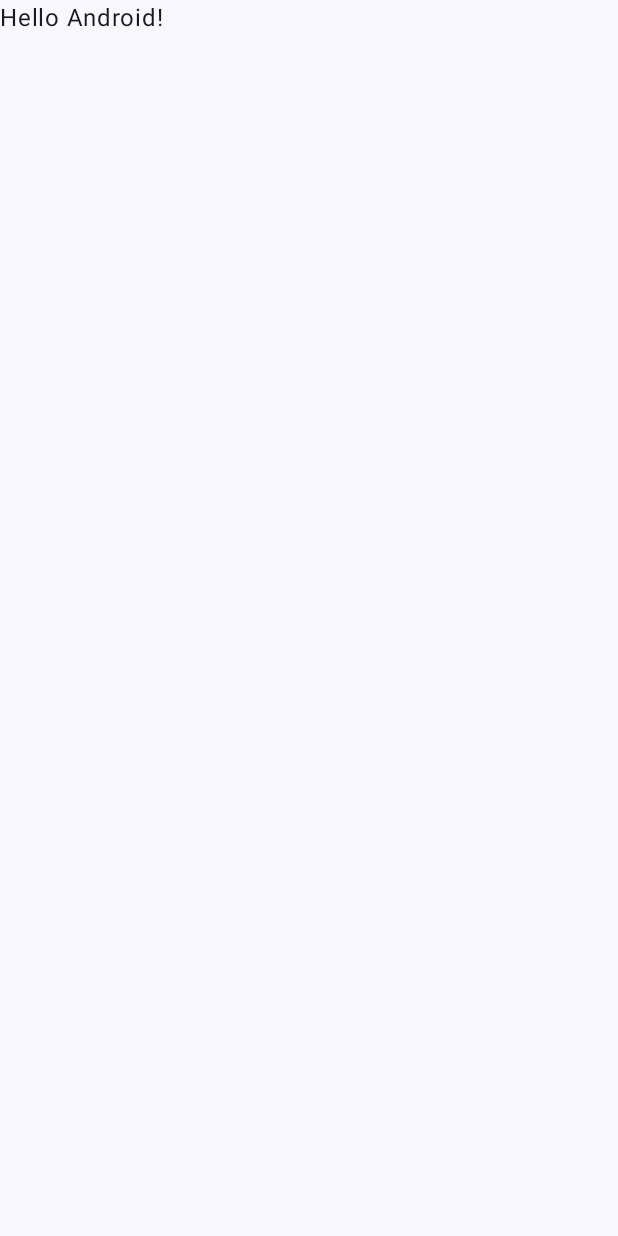
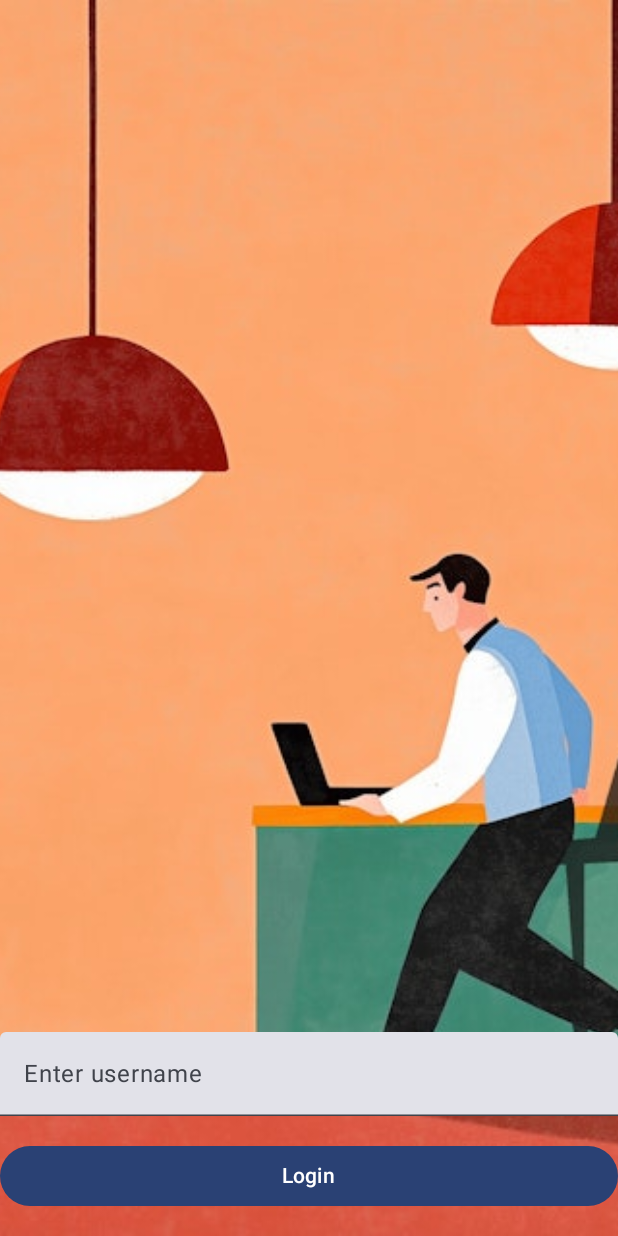
Before and after one commit to heisenbrxg/MINE-MINDS, an Android app built with Jetpack Compose: the screen it shows after launch (MainActivity), on a phone screen of 412 x 824 dp. Before the commit the screen is almost empty. Run offline under Robolectric (Android 15) with nearby library versions, the phone set to English and light mode, and no system bars.

Commit message:
feat: Loginscreen implemented

```diff
--- a/app/build.gradle.kts
+++ b/app/build.gradle.kts
@@ -59,6 +59,9 @@ dependencies {
     implementation(libs.androidx.ui.graphics)
     implementation(libs.androidx.ui.tooling.preview)
     implementation(libs.androidx.material3)
+    implementation(libs.androidx.navigation.compose)
+    implementation (libs.okhttp)
+    implementation(libs.coil.compose)
     testImplementation(libs.junit)
     androidTestImplementation(libs.androidx.junit)
     androidTestImplementation(libs.androidx.espresso.core)
--- a/app/src/main/AndroidManifest.xml
+++ b/app/src/main/AndroidManifest.xml
@@ -1,6 +1,8 @@
 <?xml version="1.0" encoding="utf-8"?>
 <manifest xmlns:android="http://schemas.android.com/apk/res/android"
     xmlns:tools="http://schemas.android.com/tools">
+
+    <uses-permission android:name="android.permission.INTERNET" />
 
     <application
         android:allowBackup="true"
--- a/app/src/main/java/com/tl/mineminds/MainActivity.kt
+++ b/app/src/main/java/com/tl/mineminds/MainActivity.kt
@@ -1,51 +1,55 @@
 package com.tl.mineminds
 
+import android.content.SharedPreferences
 import android.os.Bundle
 import androidx.activity.ComponentActivity
 import androidx.activity.compose.setContent
 import androidx.activity.enableEdgeToEdge
-import androidx.compose.foundation.layout.fillMaxSize
-import androidx.compose.foundation.layout.padding
-import androidx.compose.material3.Scaffold
-import androidx.compose.material3.Text
-import androidx.compose.runtime.Composable
+import androidx.activity.viewModels
+import androidx.compose.animation.slideInHorizontally
+import androidx.compose.animation.slideOutHorizontally
+import androidx.compose.foundation.layout.safeContentPadding
+import androidx.compose.material3.Surface
 import androidx.compose.ui.Modifier
-import androidx.compose.ui.tooling.preview.Preview
+import androidx.navigation.compose.NavHost
+import androidx.navigation.compose.composable
+import androidx.navigation.compose.rememberNavController
+import com.tl.mineminds.ui.screen.LoginScreen
 import com.tl.mineminds.ui.theme.MineMindsTheme
 
+
 class MainActivity : ComponentActivity() {
+
+    private val viewModel: MainViewModel by viewModels()
+
     override fun onCreate(savedInstanceState: Bundle?) {
         super.onCreate(savedInstanceState)
+        viewModel.initSharedPref(getSharedPref())
         enableEdgeToEdge()
         setContent {
             MineMindsTheme {
+                Surface() {
 
+                    val navController = rememberNavController()
+                    NavHost(navController = navController, startDestination = "loginscreen") {
+                        composable("loginscreen",
+                            exitTransition = { slideOutHorizontally(targetOffsetX = {-it}) }
+                        ) {
+                            LoginScreen(viewModel::onUsernameEntered)
+                        }
+                        composable("playlistsscreen",
+                            enterTransition = { slideInHorizontally(initialOffsetX = {it}) })
+                        {
 
-
-
-                Scaffold(modifier = Modifier.fillMaxSize()) { innerPadding ->
-                    Greeting(
-                        name = "Android",
-                        modifier = Modifier.padding(innerPadding)
-                    )
+                        }
+                    }
                 }
             }
         }
     }
-}
 
-@Composable
-fun Greeting(name: String, modifier: Modifier = Modifier) {
-    Text(
-        text = "Hello $name!",
-        modifier = modifier
-    )
-}
-
-@Preview(showBackground = true)
-@Composable
-fun GreetingPreview() {
-    MineMindsTheme {
-        Greeting("Android")
+    private fun getSharedPref(): SharedPreferences {
+        val sharedPref = getSharedPreferences("MineMinds", MODE_PRIVATE)
+        return sharedPref
     }
 }
--- /dev/null
+++ b/app/src/main/java/com/tl/mineminds/MainViewModel.kt
@@ -0,0 +1,27 @@
+package com.tl.mineminds
+
+import android.content.SharedPreferences
+import androidx.lifecycle.MutableLiveData
+import androidx.lifecycle.ViewModel
+import com.tl.mineminds.ui.screen.ScreenNames
+
+class MainViewModel:ViewModel() {
+
+    private var sharedPreferences: SharedPreferences? = null
+
+
+    private var currentRoute: MutableLiveData<String> = MutableLiveData(ScreenNames.LOGIN.name)
+    var username: MutableLiveData<String> = MutableLiveData("")
+        private set
+    var userToken: MutableLiveData<String> = MutableLiveData("")
+        private set
+
+    fun initSharedPref(sharedPreferences: SharedPreferences) {
+        this.sharedPreferences = sharedPreferences
+    }
+
+    fun onUsernameEntered(username: String) {
+
+    }
+
+}
--- /dev/null
+++ b/app/src/main/java/com/tl/mineminds/ui/screen/LoginScreen.kt
@@ -0,0 +1,48 @@
+package com.tl.mineminds.ui.screen
+
+import androidx.compose.foundation.Image
+import androidx.compose.foundation.layout.Box
+import androidx.compose.foundation.layout.Column
+import androidx.compose.foundation.layout.Spacer
+import androidx.compose.foundation.layout.fillMaxSize
+import androidx.compose.foundation.layout.fillMaxWidth
+import androidx.compose.foundation.layout.height
+import androidx.compose.foundation.layout.safeContentPadding
+import androidx.compose.material3.Button
+import androidx.compose.material3.Text
+import androidx.compose.material3.TextField
+import androidx.compose.runtime.Composable
+import androidx.compose.runtime.getValue
+import androidx.compose.runtime.mutableStateOf
+import androidx.compose.runtime.saveable.rememberSaveable
+import androidx.compose.runtime.setValue
+import androidx.compose.ui.Alignment
+import androidx.compose.ui.Modifier
+import androidx.compose.ui.layout.ContentScale
+import androidx.compose.ui.unit.dp
+import coil.annotation.ExperimentalCoilApi
+import coil.compose.rememberImagePainter
+import com.tl.mineminds.R
+
+@OptIn(ExperimentalCoilApi::class)
+@Composable
+fun LoginScreen(onUsernameEntered:(String) -> Unit) {
+    var userName by rememberSaveable { mutableStateOf("") }
+    Box {
+        Image(painter = rememberImagePainter(R.drawable.login_illustration), contentDescription = "", contentScale = ContentScale.Crop, modifier = Modifier.fillMaxSize())
+        Box(modifier = Modifier
+            .safeContentPadding()
+            .fillMaxSize(), contentAlignment = Alignment.BottomCenter) {
+            Column {
+                TextField(modifier = Modifier.fillMaxWidth(), value = userName, onValueChange = {userName = it}, label = {Text("Enter username")} )
+                Spacer(modifier = Modifier.height(16.dp))
+                Button(modifier = Modifier.fillMaxWidth(), onClick = {
+                    //do validations here
+                }) {
+                    Text(text = "Login")
+                }
+                Spacer(modifier = Modifier.height(16.dp))
+            }
+        }
+    }
+}
--- /dev/null
+++ b/app/src/main/java/com/tl/mineminds/ui/screen/ScreenNames.kt
@@ -0,0 +1,5 @@
+package com.tl.mineminds.ui.screen
+
+enum class ScreenNames {
+    LOGIN
+}
--- a/gradle/libs.versions.toml
+++ b/gradle/libs.versions.toml
@@ -1,5 +1,6 @@
 [versions]
 agp = "8.5.0"
+coilCompose = "1.3.1"
 kotlin = "1.9.0"
 coreKtx = "1.13.1"
 junit = "4.13.2"
@@ -8,9 +9,12 @@ espressoCore = "3.6.1"
 lifecycleRuntimeKtx = "2.8.5"
 activityCompose = "1.9.2"
 composeBom = "2024.04.01"
+navigationCompose = "2.8.1"
+okhttp = "4.10.0"
 
 [libraries]
 androidx-core-ktx = { group = "androidx.core", name = "core-ktx", version.ref = "coreKtx" }
+coil-compose = { module = "io.coil-kt:coil-compose", version.ref = "coilCompose" }
 junit = { group = "junit", name = "junit", version.ref = "junit" }
 androidx-junit = { group = "androidx.test.ext", name = "junit", version.ref = "junitVersion" }
 androidx-espresso-core = { group = "androidx.test.espresso", name = "espresso-core", version.ref = "espressoCore" }
@@ -24,6 +28,8 @@ androidx-ui-tooling-preview = { group = "androidx.compose.ui", name = "ui-toolin
 androidx-ui-test-manifest = { group = "androidx.compose.ui", name = "ui-test-manifest" }
 androidx-ui-test-junit4 = { group = "androidx.compose.ui", name = "ui-test-junit4" }
 androidx-material3 = { group = "androidx.compose.material3", name = "material3" }
+androidx-navigation-compose = { group = "androidx.navigation", name = "navigation-compose", version.ref = "navigationCompose" }
+okhttp = { module = "com.squareup.okhttp3:okhttp", version.ref = "okhttp" }
 
 [plugins]
 android-application = { id = "com.android.application", version.ref = "agp" }
```
Also changed, not shown: app/src/main/res/drawable/login_illustration.jpeg (added).
